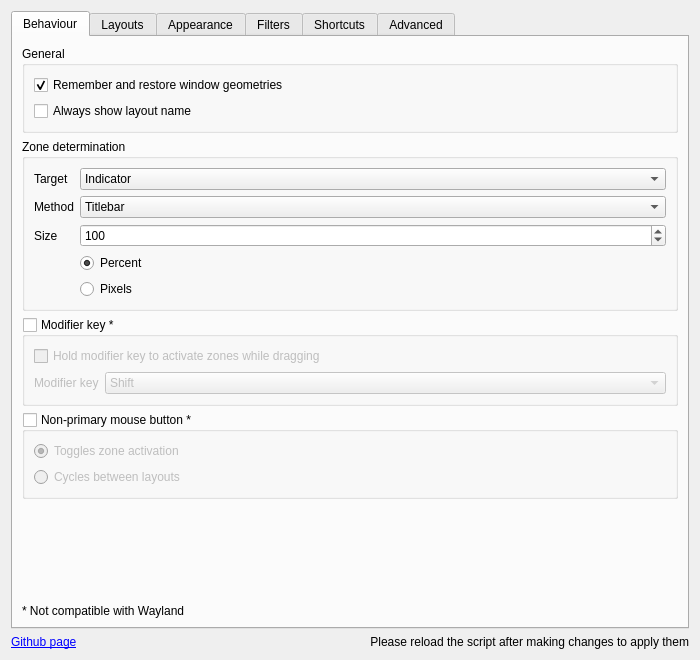
First picture: the form in contents/ui/config.ui, repository gerritdevriese/kzones, before the edit.
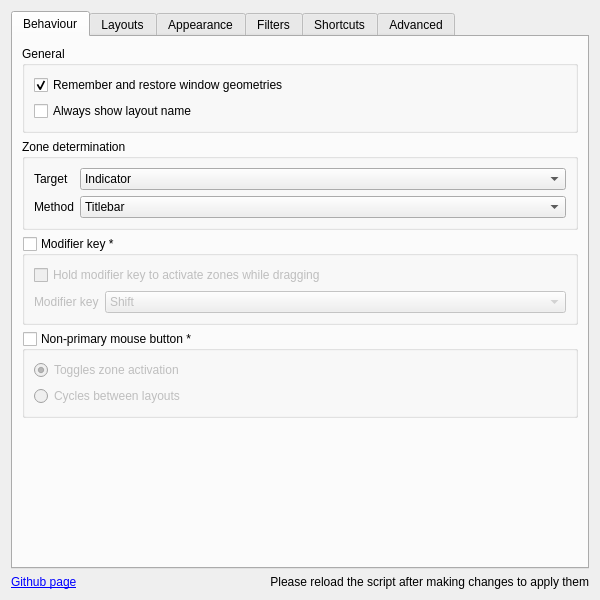
Second picture: the form after the edit. Icons and pictures are not drawn. Custom widgets are drawn as their Qt base class.

Commit message: remove redundant config options

```diff
--- a/contents/ui/config.ui
+++ b/contents/ui/config.ui
@@ -6,14 +6,14 @@
    <rect>
     <x>0</x>
     <y>0</y>
-    <width>700</width>
-    <height>660</height>
+    <width>600</width>
+    <height>600</height>
    </rect>
   </property>
   <property name="minimumSize">
    <size>
-    <width>700</width>
-    <height>660</height>
+    <width>600</width>
+    <height>600</height>
    </size>
   </property>
   <layout class="QVBoxLayout" name="verticalLayout">
@@ -95,6 +95,13 @@
          <layout class="QVBoxLayout" name="verticalLayout_14">
           <item>
            <layout class="QFormLayout" name="formLayout_6">
+            <item row="0" column="0">
+             <widget class="QLabel" name="label_20">
+              <property name="text">
+               <string>Target</string>
+              </property>
+             </widget>
+            </item>
             <item row="0" column="1">
              <widget class="QComboBox" name="kcfg_zoneTarget">
               <property name="sizePolicy">
@@ -154,70 +161,11 @@
               </item>
               <item>
                <property name="text">
-                <string>Cursor *</string>
+                <string>Cursor</string>
                </property>
               </item>
              </widget>
             </item>
-            <item row="2" column="0">
-             <widget class="QLabel" name="label_14">
-              <property name="toolTip">
-               <string/>
-              </property>
-              <property name="text">
-               <string>Size</string>
-              </property>
-             </widget>
-            </item>
-            <item row="2" column="1">
-             <widget class="QSpinBox" name="kcfg_handleSize">
-              <property name="sizePolicy">
-               <sizepolicy hsizetype="Expanding" vsizetype="Fixed">
-                <horstretch>0</horstretch>
-                <verstretch>0</verstretch>
-               </sizepolicy>
-              </property>
-              <property name="toolTip">
-               <string>Set the size of the handle, only applicable when target method is Titlebar or Window</string>
-              </property>
-              <property name="suffix">
-               <string/>
-              </property>
-              <property name="maximum">
-               <number>2147483647</number>
-              </property>
-              <property name="stepType">
-               <enum>QAbstractSpinBox::DefaultStepType</enum>
-              </property>
-              <property name="value">
-               <number>100</number>
-              </property>
-             </widget>
-            </item>
-            <item row="3" column="1">
-             <widget class="QRadioButton" name="kcfg_handleUnitPercent">
-              <property name="text">
-               <string>Percent</string>
-              </property>
-              <property name="checked">
-               <bool>true</bool>
-              </property>
-             </widget>
-            </item>
-            <item row="4" column="1">
-             <widget class="QRadioButton" name="kcfg_handleUnitPixels">
-              <property name="text">
-               <string>Pixels</string>
-              </property>
-             </widget>
-            </item>
-            <item row="0" column="0">
-             <widget class="QLabel" name="label_20">
-              <property name="text">
-               <string>Target</string>
-              </property>
-             </widget>
-            </item>
            </layout>
           </item>
          </layout>
@@ -358,20 +306,12 @@
          </property>
         </spacer>
        </item>
-       <item>
-        <widget class="QLabel" name="label">
-         <property name="text">
-          <string>* Not compatible with Wayland</string>
-         </property>
-        </widget>
-       </item>
       </layout>
       <zorder>kcfg_modifierEnabled</zorder>
       <zorder>kcfg_npmbEnabled</zorder>
       <zorder>groupBox_general</zorder>
       <zorder>verticalSpacer_3</zorder>
       <zorder>groupBox_target</zorder>
-      <zorder>label</zorder>
      </widget>
      <widget class="QWidget" name="tab_layouts">
       <attribute name="icon">
```
The commit also changes 3 other files.
